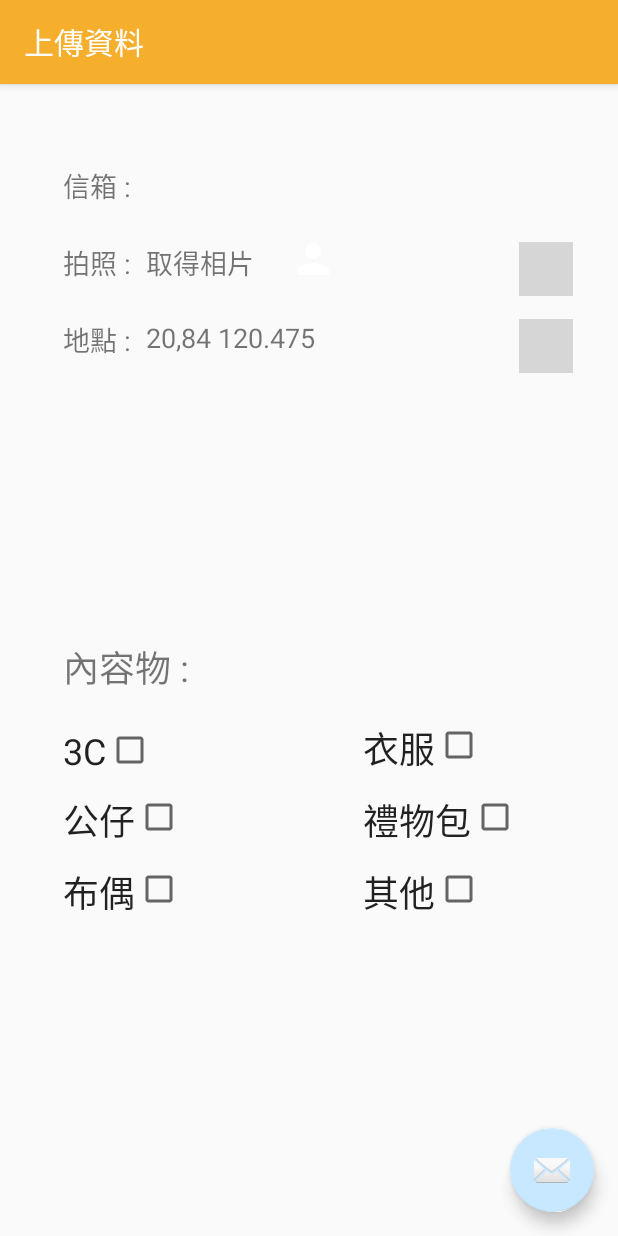
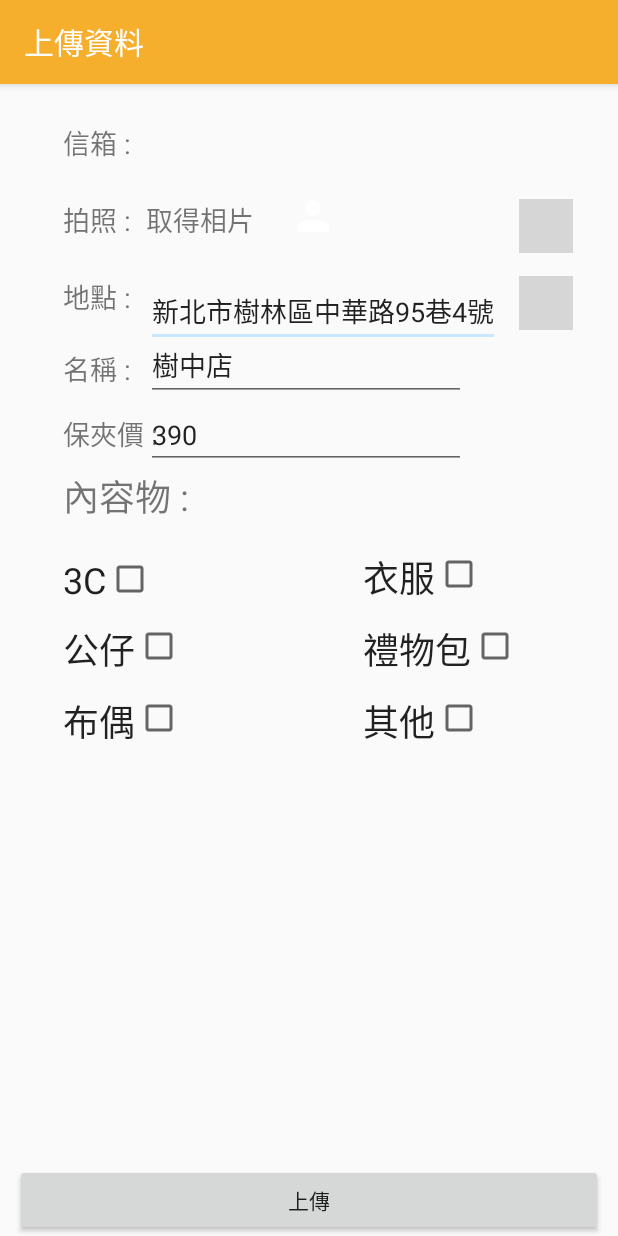
Before and after one commit to empirejames/WaWaMachine, an Android app: the SetDataActivity screen opened directly, with no data from a screen before it, on a phone screen of 412 x 824 dp. Run offline under Robolectric (Android 15) with nearby library versions, the phone set to English and light mode, and no system bars; our stand-ins replace Firebase (no records; nobody signed in at launch, a user with empty details on screens opened directly); libraries missing offline, so code that uses them is left out: com.ant.liao, com.firebase.ui, id.zelory.compressor; plain views replace GifView; 6 statements that could not run were skipped; grey boxes are pictures that could not be loaded.

Commit message:
finish data input and picture upload

```diff
--- a/app/build.gradle
+++ b/app/build.gradle
@@ -32,6 +32,7 @@ dependencies {
     implementation 'com.google.firebase:firebase-storage:12.0.1'
     implementation 'com.google.firebase:firebase-auth:12.0.1'
     implementation 'com.firebaseui:firebase-ui-storage:2.1.0'
+    implementation 'id.zelory:compressor:2.1.0'
 }
 
 
--- a/app/src/main/java/com/james/wawamachine/SetDataActivity.java
+++ b/app/src/main/java/com/james/wawamachine/SetDataActivity.java
@@ -24,6 +24,8 @@ import android.support.v7.app.AppCompatActivity;
 import android.support.v7.widget.Toolbar;
 import android.util.Log;
 import android.view.View;
+import android.widget.Button;
+import android.widget.EditText;
 import android.widget.ImageView;
 import android.widget.TextView;
 import android.widget.Toast;
@@ -33,11 +35,18 @@ import com.bumptech.glide.Glide;
 import com.firebase.ui.storage.images.FirebaseImageLoader;
 import com.google.android.gms.tasks.OnFailureListener;
 import com.google.android.gms.tasks.OnSuccessListener;
+import com.google.firebase.database.DataSnapshot;
+import com.google.firebase.database.DatabaseError;
+import com.google.firebase.database.DatabaseReference;
+import com.google.firebase.database.FirebaseDatabase;
+import com.google.firebase.database.ValueEventListener;
 import com.google.firebase.storage.FirebaseStorage;
 import com.google.firebase.storage.StorageReference;
 import com.google.firebase.storage.UploadTask;
 
 import java.io.File;
+
+import id.zelory.compressor.Compressor;
 
 public class SetDataActivity extends AppCompatActivity {
     Bundle bundle;
@@ -45,7 +54,10 @@ public class SetDataActivity extends AppCompatActivity {
     String latitude, longitude;
     String TAG = SetDataActivity.class.getSimpleName();
     GifView giv_location, giv_pciture;
-    TextView tv_getPic, email_content, location_content;
+    TextView tv_getPic, email_content ;
+    EditText edit_location, edit_name, edit_price;
+    Button btn_send;
+    String img_name;
 
     private LocationManager mLocationManager;
     private StorageReference mStorageRef , imagesRef;
@@ -67,11 +79,16 @@ public class SetDataActivity extends AppCompatActivity {
         giv_pciture = (GifView)findViewById(R.id.gifView_camera);
         tv_getPic = (TextView)findViewById(R.id.tv_getPic);
         email_content = (TextView)findViewById(R.id.email_content);
-        location_content = (TextView)findViewById(R.id.location_content);
+        edit_location = (EditText)findViewById(R.id.edit_location);
+        edit_name = (EditText)findViewById(R.id.edit_name);
+        edit_price = (EditText)findViewById(R.id.edit_price);
+        btn_send = (Button)findViewById(R.id.btn_send);
+
+
         email_content.setText(email);
         mStorageRef = FirebaseStorage.getInstance().getReference();
         imagesRef = mStorageRef.child("images");
-        String name = imagesRef.getName();
+        Log.e(TAG,"img_path : " + img_name);
         giv_location.setOnClickListener(new View.OnClickListener() {
             @Override
             public void onClick(View view) {
@@ -84,17 +101,30 @@ public class SetDataActivity extends AppCompatActivity {
                 checkPermission();
             }
         });
-
-        FloatingActionButton fab = (FloatingActionButton) findViewById(R.id.fab);
-        fab.setOnClickListener(new View.OnClickListener() {
+        btn_send.setOnClickListener(new View.OnClickListener() {
             @Override
             public void onClick(View view) {
-                Snackbar.make(view, "Replace with your own action", Snackbar.LENGTH_LONG)
-                        .setAction("Action", null).show();
+                writeData(email,edit_location.getText().toString(),edit_name.getText().toString(),edit_price.getText().toString());
+                finish();
             }
         });
     }
 
+
+    private void writeData(final String email,final String location,final String name,final String price){
+        FirebaseDatabase database = FirebaseDatabase.getInstance();
+        final DatabaseReference userRef = database.getReference("user").child(userId);
+        userRef.addListenerForSingleValueEvent(new ValueEventListener() {
+            @Override
+            public void onDataChange(DataSnapshot dataSnapshot) {
+               userRef.push().setValue(new User(email,location,name,price,img_name));
+            }
+            @Override
+            public void onCancelled(DatabaseError databaseError) {
+
+            }
+        });
+    }
     private void getCurrentLocation() {
         boolean isGPSEnabled = mLocationManager.isProviderEnabled(LocationManager.GPS_PROVIDER);
         boolean isNetworkEnabled = mLocationManager.isProviderEnabled(LocationManager.NETWORK_PROVIDER);
@@ -119,7 +149,7 @@ public class SetDataActivity extends AppCompatActivity {
             }
         }
         if (location != null){
-            location_content.setText(location+"");
+            edit_location.setText(location+"");
             Log.e(TAG,location+"");
         }
             //drawMarker(location);
@@ -129,7 +159,7 @@ public class SetDataActivity extends AppCompatActivity {
         public void onLocationChanged(Location location) {
             if (location != null) {
                 Log.e(TAG, String.format("%f, %f", location.getLatitude(), location.getLongitude()));
-                location_content.setText(location.getLatitude()+","+location.getLongitude());
+                edit_location.setText(location.getLatitude()+","+location.getLongitude());
                 latitude = location.getLatitude()+"";
                 longitude = location.getLongitude()+"";
                 mLocationManager.removeUpdates(mLocationListener);
@@ -185,13 +215,14 @@ public class SetDataActivity extends AppCompatActivity {
     @Override
     protected void onActivityResult(int requestCode, int resultCode, Intent data) {
         super.onActivityResult(requestCode, resultCode, data);
+        Compressor compressedImageFile;
         if (requestCode == PICK_CONTACT_REQUEST) {
             if (resultCode == Activity.RESULT_OK) {
                 Uri uri = data.getData();
                 String path = getPath(SetDataActivity.this, uri);
                 tv_getPic.setText(path);
                 final Uri file = Uri.fromFile(new File(path));
-                final StorageReference riversRef = mStorageRef.child(file.getLastPathSegment());
+                final StorageReference riversRef = mStorageRef.child("images/" +file.getLastPathSegment());
                 UploadTask uploadTask = riversRef.putFile(file);
                 uploadTask.addOnFailureListener(new OnFailureListener() {
                     @Override
@@ -201,6 +232,7 @@ public class SetDataActivity extends AppCompatActivity {
                 }).addOnSuccessListener(new OnSuccessListener<UploadTask.TaskSnapshot>() {
                     @Override
                     public void onSuccess(UploadTask.TaskSnapshot taskSnapshot) {
+                        img_name = file.getLastPathSegment();
                         tv_getPic.setText(file.getLastPathSegment());
                         downloadImg(riversRef);
                     }
--- a/app/src/main/java/com/james/wawamachine/ThirdFragment.java
+++ b/app/src/main/java/com/james/wawamachine/ThirdFragment.java
@@ -22,8 +22,11 @@ import com.google.android.gms.tasks.Task;
 import com.google.firebase.auth.AuthResult;
 import com.google.firebase.auth.FirebaseAuth;
 import com.google.firebase.auth.FirebaseUser;
+import com.google.firebase.database.DataSnapshot;
+import com.google.firebase.database.DatabaseError;
 import com.google.firebase.database.DatabaseReference;
 import com.google.firebase.database.FirebaseDatabase;
+import com.google.firebase.database.ValueEventListener;
 
 import java.util.regex.Matcher;
 import java.util.regex.Pattern;
@@ -116,6 +119,7 @@ public class ThirdFragment extends Fragment{
                                 register(account, password);
                             }
                         } else {
+                            //writeData();
                             Intent i = new Intent(getActivity(), SetDataActivity.class);
                             i.putExtra("name", user.getDisplayName());
                             i.putExtra("uid", user.getUid());
@@ -124,6 +128,7 @@ public class ThirdFragment extends Fragment{
                         }
                     }
                 });
+
     }
     private void alertDialog(String message) {
         new AlertDialog.Builder(getActivity())
--- a/app/src/main/res/layout/activity_set_data.xml
+++ b/app/src/main/res/layout/activity_set_data.xml
@@ -22,12 +22,5 @@
 
     <include layout="@layout/content_set_data" />
 
-    <android.support.design.widget.FloatingActionButton
-        android:id="@+id/fab"
-        android:layout_width="wrap_content"
-        android:layout_height="wrap_content"
-        android:layout_gravity="bottom|end"
-        android:layout_margin="@dimen/fab_margin"
-        app:srcCompat="@android:drawable/ic_dialog_email" />
 
 </android.support.design.widget.CoordinatorLayout>
--- a/app/src/main/res/layout/content_set_data.xml
+++ b/app/src/main/res/layout/content_set_data.xml
@@ -26,7 +26,7 @@
             android:layout_alignParentTop="true"
             android:layout_marginLeft="32dp"
             android:layout_marginStart="32dp"
-            android:layout_marginTop="44dp"
+            android:layout_marginTop="15dp"
             android:text="信箱 : "
             android:textSize="18sp" />
 
@@ -54,23 +54,23 @@
             android:text="地點 :"
             android:textSize="18sp" />
 
-        <TextView
-            android:id="@+id/location_content"
+        <EditText
+            android:id="@+id/edit_location"
             android:layout_width="wrap_content"
             android:layout_height="wrap_content"
             android:layout_alignLeft="@+id/email_content"
             android:layout_alignStart="@+id/email_content"
             android:layout_alignTop="@+id/location"
-            android:text="20,84 120.475"
+            android:text="新北市樹林區中華路95巷4號"
             android:textSize="18sp" />
 
         <TextView
             android:id="@+id/item"
             android:layout_width="wrap_content"
             android:layout_height="wrap_content"
-            android:layout_alignLeft="@+id/location"
-            android:layout_alignStart="@+id/location"
-            android:layout_centerVertical="true"
+            android:layout_alignLeft="@+id/tv_price"
+            android:layout_alignStart="@+id/tv_price"
+            android:layout_below="@+id/edit_price"
             android:text="內容物 :"
             android:textSize="24sp" />
 
@@ -169,8 +169,8 @@
             android:layout_height="wrap_content"
             android:layout_alignBaseline="@+id/textView"
             android:layout_alignBottom="@+id/textView"
-            android:layout_alignLeft="@+id/location_content"
-            android:layout_alignStart="@+id/location_content"
+            android:layout_alignLeft="@+id/edit_location"
+            android:layout_alignStart="@+id/edit_location"
             android:text="取得相片"
             android:textSize="18sp" />
 
@@ -189,7 +189,7 @@
             android:layout_height="wrap_content"
             android:layout_alignLeft="@+id/gifView_camera"
             android:layout_alignStart="@+id/gifView_camera"
-            android:layout_alignTop="@+id/location_content"
+            android:layout_alignTop="@+id/edit_location"
             android:background="@drawable/ic_location_on_36dp" />
 
         <ImageView
@@ -203,6 +203,59 @@
             android:layout_toRightOf="@+id/tv_getPic"
             app:srcCompat="@mipmap/account" />
 
+        <TextView
+            android:id="@+id/tv_name"
+            android:layout_width="wrap_content"
+            android:layout_height="wrap_content"
+            android:layout_alignLeft="@+id/location"
+            android:layout_alignStart="@+id/location"
+            android:layout_below="@+id/gifView_location"
+            android:layout_marginTop="12dp"
+            android:textSize="18sp"
+            android:text="名稱 :" />
+
+        <EditText
+            android:id="@+id/edit_name"
+            android:layout_width="wrap_content"
+            android:layout_height="wrap_content"
+            android:layout_alignLeft="@+id/edit_location"
+            android:layout_alignStart="@+id/edit_location"
+            android:layout_below="@+id/gifView_location"
+            android:ems="10"
+            android:text="樹中店"
+            android:inputType="textPersonName" />
+
+        <TextView
+            android:id="@+id/tv_price"
+            android:layout_width="wrap_content"
+            android:layout_height="wrap_content"
+            android:layout_alignBaseline="@+id/edit_price"
+            android:layout_alignBottom="@+id/edit_price"
+            android:layout_alignLeft="@+id/tv_name"
+            android:layout_alignStart="@+id/tv_name"
+            android:text="保夾價 :"
+            android:textSize="18sp" />
+
+        <EditText
+            android:id="@+id/edit_price"
+            android:layout_width="wrap_content"
+            android:layout_height="wrap_content"
+            android:layout_alignLeft="@+id/edit_name"
+            android:layout_alignStart="@+id/edit_name"
+            android:layout_below="@+id/edit_name"
+            android:ems="10"
+            android:inputType="textPersonName"
+            android:text="390"
+            android:textSize="18sp" />
+
+        <Button
+            android:id="@+id/btn_send"
+            android:layout_width="match_parent"
+            android:layout_height="wrap_content"
+            android:layout_alignParentBottom="true"
+            android:layout_centerHorizontal="true"
+            android:text="上傳" />
+
     </RelativeLayout>
 
 </RelativeLayout>
--- a/app/src/main/res/layout/third_fragment.xml
+++ b/app/src/main/res/layout/third_fragment.xml
@@ -25,6 +25,7 @@
             android:layout_height="wrap_content">
         <EditText
             android:id="@+id/username"
+            android:text="b90797@yahoo.com"
             android:layout_width="match_parent"
             android:backgroundTint="@color/white"
             android:layout_height="wrap_content"
@@ -48,6 +49,7 @@
             >
         <EditText
             android:id="@+id/password"
+            android:text="123456"
             android:backgroundTint="@color/white"
             android:layout_width="match_parent"
             android:layout_height="wrap_content"
```
Also changed, not shown: app/src/main/java/com/james/wawamachine/SecondFragment.java (+25 -9 lines), app/src/main/java/com/james/wawamachine/User.java (added, +58 -0 lines).
